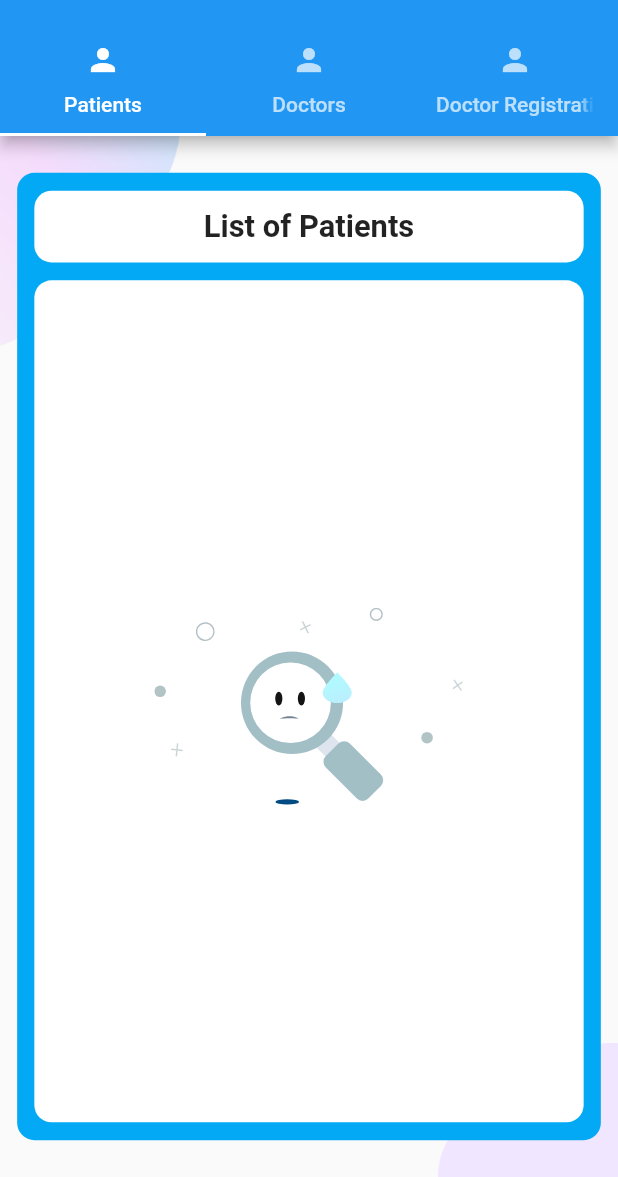
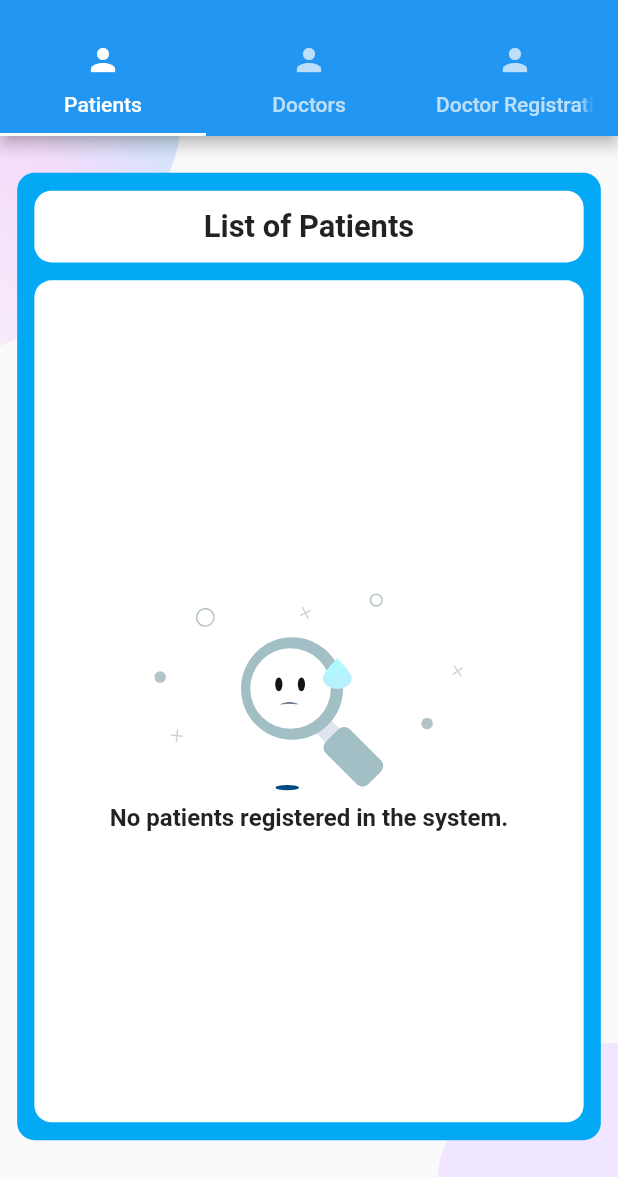
Before and after one commit to itsybitsci/schedcare_admin, a Flutter app: the screen it shows once a user with an empty profile is signed in, on a phone screen of 412 x 824 dp, the part 59-1236 px from its top. Run offline on Flutter 3.47's test engine with Material 2 defaults, Android fonts, the phone set to English and light mode, and no system bars; drawn by our look-alikes of firebase_ui_firestore; our stand-ins replace cloud_firestore, firebase_analytics, firebase_auth, firebase_core, flutter_hooks, flutter_screenutil and 3 more; missing offline and left inert: firebase_app_check, g_recaptcha_v3; accounts and stored records are empty; statements that could not run were skipped.

Commit message:
feat: Modified icon sizes

```diff
--- a/lib/screens/home/home_screen.dart
+++ b/lib/screens/home/home_screen.dart
@@ -12,6 +12,7 @@ import 'package:schedcare_admin/utilities/animations.dart';
 import 'package:schedcare_admin/utilities/components.dart';
 import 'package:schedcare_admin/utilities/constants.dart';
 import 'package:schedcare_admin/utilities/helpers.dart';
+import 'package:schedcare_admin/utilities/prompts.dart';
 
 class HomeScreen extends HookConsumerWidget {
   HomeScreen({Key? key}) : super(key: key);
@@ -132,7 +133,18 @@ class HomeScreen extends HookConsumerWidget {
                                           mainAxisAlignment:
                                               MainAxisAlignment.center,
                                           children: [
-                                            lottieNoData(),
+                                            lottieNoData(
+                                                width:
+                                                    isWeb(maxWidth) ? 50 : 200),
+                                            Text(
+                                              Prompts.noPatients,
+                                              textAlign: TextAlign.center,
+                                              style: TextStyle(
+                                                  fontWeight: FontWeight.bold,
+                                                  fontSize: isWeb(maxWidth)
+                                                      ? 3.sp
+                                                      : 14.sp),
+                                            ),
                                           ],
                                         ),
                                       )
@@ -141,7 +153,8 @@ class HomeScreen extends HookConsumerWidget {
                                         itemBuilder: (context, index) {
                                           if (index == snapshot.docs.length) {
                                             return lottieSearchDoctors(
-                                                width: 10);
+                                                width:
+                                                    isWeb(maxWidth) ? 10 : 50);
                                           }
 
                                           if (snapshot.hasMore &&
--- a/lib/utilities/animations.dart
+++ b/lib/utilities/animations.dart
@@ -17,9 +17,9 @@ Center lottieError() => Center(
           width: 400.w),
     );
 
-Center lottieNoData() => Center(
+Center lottieNoData({double width = 200}) => Center(
       child:
-          Lottie.asset('assets/animations/no-data_lottie.json', width: 200.w),
+          Lottie.asset('assets/animations/no-data_lottie.json', width: width.w),
     );
 
 Center lottieSearchDoctors({double width = 50}) => Center(
--- /dev/null
+++ b/lib/utilities/prompts.dart
@@ -0,0 +1,4 @@
+class Prompts {
+  static const String noPatients = 'No patients registered in the system.';
+  static const String noDoctors = 'No doctors registered in the system.';
+}
```
